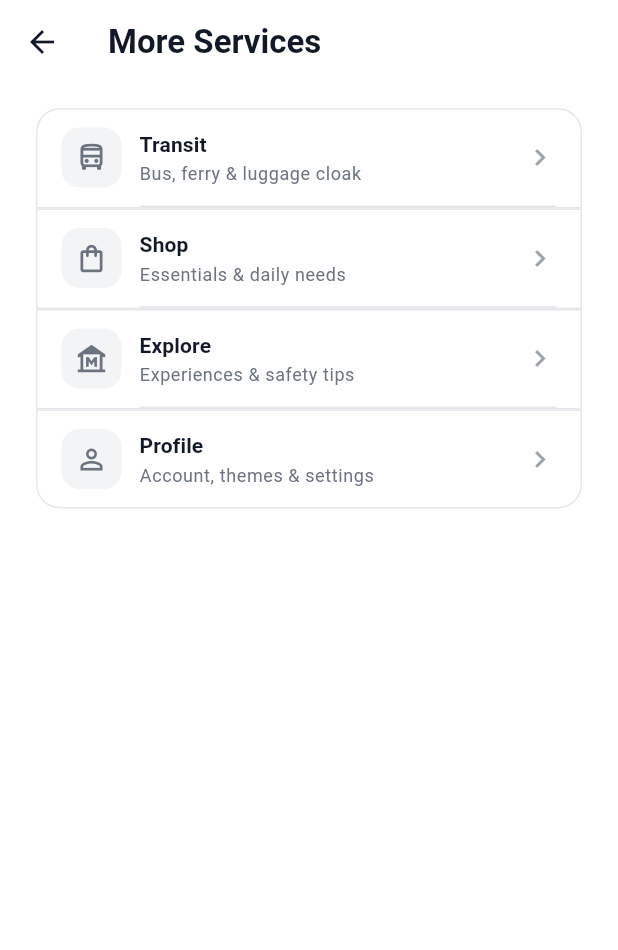
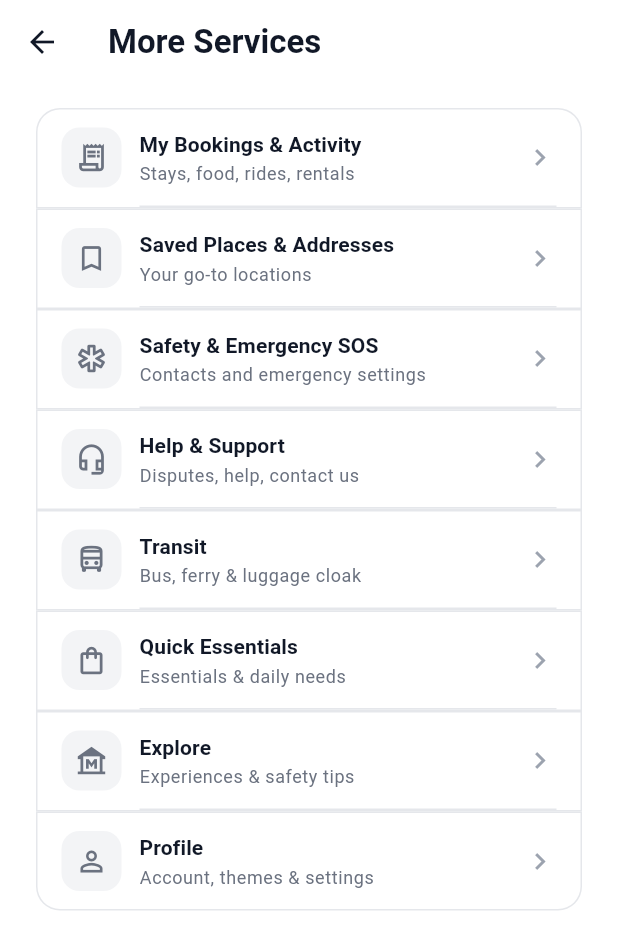
Before and after one commit to balabm/PyConnect, a Flutter app: the ServicesHubScreen screen opened by its route, on a phone screen of 412 x 824 dp. Shown: the top 950 px of the screen. Run offline on Flutter 3.47's test engine with Material 3 defaults, Android fonts, the phone set to English and light mode, and no system bars; our stand-ins replace audioplayers, cached_network_image, dio, firebase_core, firebase_messaging, flutter_dotenv and 12 more; missing offline and left inert: esc_pos_printer_plus, esc_pos_utils_plus, flutter_background_service, mobile_scanner, razorpay_flutter, signalr_netcore; accounts and stored records are empty; network calls fail.

Commit message:
feat: visual layer hardening from megaplan audit
- Venue detail: SafeArea-wrapped Priority pill, stronger text shadows/scrim,
  plus Amenity chips and Dress Code sections to fill dead white space.
- Homestay card: Verified badge uses theme info color instead of raw blue.
- Stays screen: added 'My Bookings' top-right action to the Activity hub.
- More Services hub: added My Bookings, Saved Places, Safety/SOS, and
  Help & Support rows with existing routes and a coming-soon fallback.
- Renamed Essentials app bar to 'Quick Essentials'.
- Driver shell: removed stray AppTheme.coral in error SnackBars.

flutter analyze: 0 errors (28 pre-existing warnings).

Generated with [Devin](https://devin.ai)

Co-Authored-By: Devin <158243242+devin-ai-integration[bot]@users.noreply.github.com>

```diff
--- a/mobile/lib/features/essentials/presentation/essentials_screen.dart
+++ b/mobile/lib/features/essentials/presentation/essentials_screen.dart
@@ -62,7 +62,7 @@ class _EssentialsScreenState extends ConsumerState<EssentialsScreen> {
 
     return Scaffold(
       appBar: AppBar(
-        title: const Text('Essentials'),
+        title: const Text('Quick Essentials'),
         actions: [
           IconButton(
             icon: const Icon(Icons.storefront),
--- a/mobile/lib/features/hub/services_hub_screen.dart
+++ b/mobile/lib/features/hub/services_hub_screen.dart
@@ -12,6 +12,30 @@ class ServicesHubScreen extends StatelessWidget {
 
   static const _services = [
     _HubService(
+      icon: Icons.receipt_long_outlined,
+      title: 'My Bookings & Activity',
+      subtitle: 'Stays, food, rides, rentals',
+      route: '/activity',
+    ),
+    _HubService(
+      icon: Icons.bookmark_outline,
+      title: 'Saved Places & Addresses',
+      subtitle: 'Your go-to locations',
+      route: '/rides/saved-locations',
+    ),
+    _HubService(
+      icon: Icons.emergency_outlined,
+      title: 'Safety & Emergency SOS',
+      subtitle: 'Contacts and emergency settings',
+      route: '/rides/emergency-contacts',
+    ),
+    _HubService(
+      icon: Icons.headset_mic_outlined,
+      title: 'Help & Support',
+      subtitle: 'Disputes, help, contact us',
+      route: '',
+    ),
+    _HubService(
       icon: Icons.directions_bus_outlined,
       title: 'Transit',
       subtitle: 'Bus, ferry & luggage cloak',
@@ -19,7 +43,7 @@ class ServicesHubScreen extends StatelessWidget {
     ),
     _HubService(
       icon: Icons.shopping_bag_outlined,
-      title: 'Shop',
+      title: 'Quick Essentials',
       subtitle: 'Essentials & daily needs',
       route: '/essentials',
     ),
@@ -98,6 +122,12 @@ class _HubRow extends StatelessWidget {
       behavior: HitTestBehavior.opaque,
       onTap: () {
         AppHaptics.light();
+        if (service.route.isEmpty) {
+          ScaffoldMessenger.of(context).showSnackBar(
+            const SnackBar(content: Text('Support chat is coming soon.')),
+          );
+          return;
+        }
         context.go(service.route);
       },
       child: Container(
--- a/mobile/lib/features/stays/presentation/stays_screen.dart
+++ b/mobile/lib/features/stays/presentation/stays_screen.dart
@@ -33,6 +33,11 @@ class _StaysScreenState extends ConsumerState<StaysScreen> {
       appBar: AppBar(
         title: const Text('Boutique Stays'),
         actions: [
+          IconButton(
+            onPressed: () => context.go('/activity'),
+            icon: const Icon(Icons.receipt_long),
+            tooltip: 'My Bookings',
+          ),
           IconButton(
             onPressed: () => ref.refresh(homestayListProvider),
             icon: const Icon(Icons.refresh),
--- a/mobile/lib/features/stays/presentation/widgets/homestay_card.dart
+++ b/mobile/lib/features/stays/presentation/widgets/homestay_card.dart
@@ -94,7 +94,7 @@ class HomestayCard extends StatelessWidget {
                     child: Container(
                       padding: const EdgeInsets.symmetric(horizontal: 10, vertical: 6),
                       decoration: BoxDecoration(
-                        color: Colors.blue.withValues(alpha: 0.9),
+                        color: AppTheme.info,
                         borderRadius: BorderRadius.circular(AppRadius.pill),
                       ),
                       child: const Row(
```
Also changed, not shown: mobile/lib/features/venues/presentation/venue_detail_screen.dart (+59 -3 lines), mobile/lib/shell/driver_shell.dart (+5 -5 lines).
